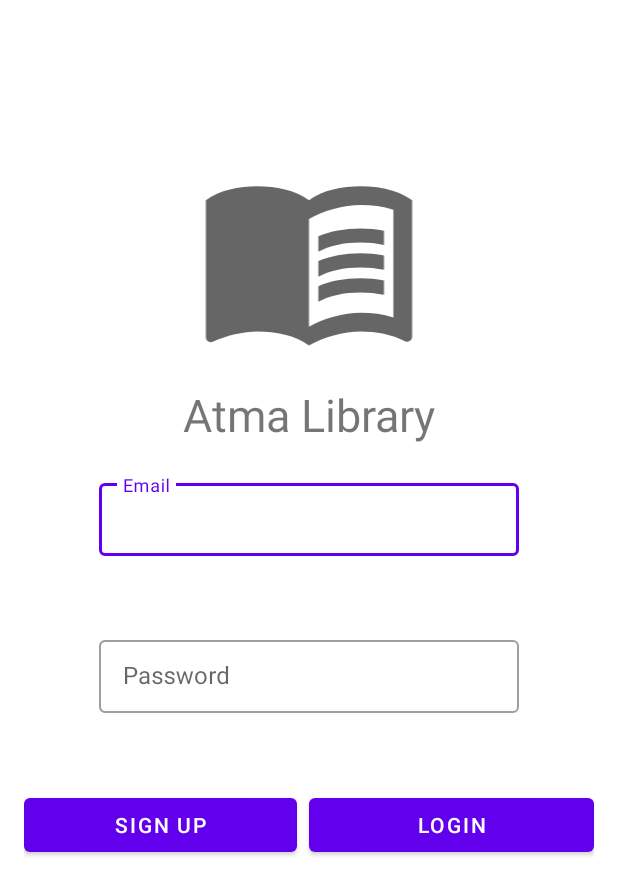
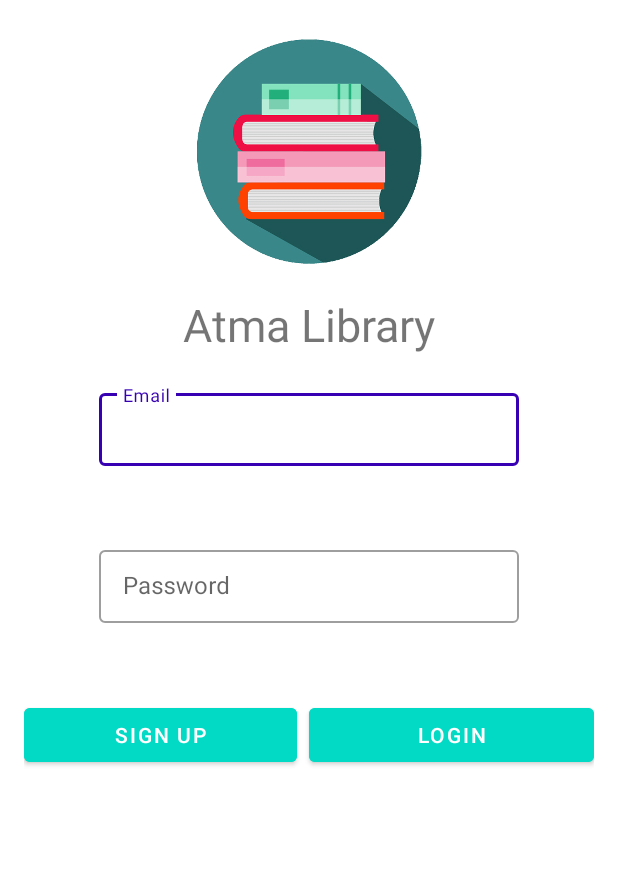
Before and after one commit to HilariusRyanAB/PBP_UAS_A_KelC, an Android app: the screen it shows after launch (LoginActivity), on a phone screen of 412 x 824 dp. Shown: the top 895 px of the screen. Run offline under Robolectric (Android 15) with nearby library versions, the phone set to English and light mode, and no system bars; our stand-ins replace Firebase (no records; nobody signed in at launch, a user with empty details on screens opened directly).

Commit message:
night mode

```diff
--- a/app/src/main/java/com/kelompokc/tubes/SplashSreenActivity.java
+++ b/app/src/main/java/com/kelompokc/tubes/SplashSreenActivity.java
@@ -18,7 +18,7 @@ public class SplashSreenActivity extends AppCompatActivity
         super.onCreate(savedInstanceState);
         setContentView(R.layout.activity_splash_sreen);
         Animation splashAnim = AnimationUtils.loadAnimation(this, R.anim.animasi);
-        ImageView imageView = findViewById(R.id.splash_logo);
+        ImageView imageView = findViewById(R.id.imageView2);
         imageView.setAnimation(splashAnim);
         new Handler().postDelayed(new Runnable() {
             @Override
--- a/app/src/main/res/layout/activity_login.xml
+++ b/app/src/main/res/layout/activity_login.xml
@@ -10,10 +10,13 @@
     android:orientation="vertical">
 
     <ImageView
-        android:layout_marginTop="80dp"
+        android:id="@+id/imageView"
         android:layout_width="match_parent"
+        android:layout_marginTop="10dp"
+        android:layout_marginBottom="10dp"
         android:layout_height="150dp"
-        android:src="@drawable/ic_baseline_menu_book_24"/>
+        app:srcCompat="@drawable/logo" />
+
 
     <TextView
         android:layout_width="match_parent"
@@ -70,6 +73,7 @@
             android:id="@+id/btnSignUp"
             android:layout_weight="0.8"
             android:text="@string/sign_up"
+            android:backgroundTint="@color/colorAccent"
             android:layout_marginEnd="8dp"
             android:layout_width="match_parent"
             android:layout_height="wrap_content"/>
@@ -78,6 +82,7 @@
             android:id="@+id/btnSignIn"
             android:layout_weight="0.8"
             android:text="@string/login"
+            android:backgroundTint="@color/colorAccent"
             android:layout_width="match_parent"
             android:layout_height="wrap_content"/>
     </LinearLayout>
--- a/app/src/main/res/values/colors.xml
+++ b/app/src/main/res/values/colors.xml
@@ -3,4 +3,6 @@
     <color name="colorPrimary">#6200EE</color>
     <color name="colorPrimaryDark">#3700B3</color>
     <color name="colorAccent">#03DAC5</color>
+
+
 </resources>
--- a/app/src/main/res/values/styles.xml
+++ b/app/src/main/res/values/styles.xml
@@ -2,9 +2,28 @@
     <!-- Base application theme. -->
     <style name="AppTheme" parent="Theme.MaterialComponents.DayNight.NoActionBar">
         <!-- Customize your theme here. -->
-        <item name="colorPrimary">@color/colorPrimary</item>
-        <item name="colorPrimaryDark">@color/colorPrimaryDark</item>
+        <item name="colorPrimary">@color/colorPrimaryDark</item>
+        <item name="colorPrimaryDark">@color/colorPrimary</item>
         <item name="colorAccent">@color/colorAccent</item>
+
+        <item name="backgroundColor">#fcfcfc</item>
+        <item name="cardbackground">#ffffff</item>
+        <item name="textcolor">#808080</item>
+        <item name="tintcolor">#000000</item>
+        <item name="buttoncolor"> #00eebb </item>
+    </style>
+
+    <style name="darkTheme" parent="Theme.MaterialComponents.DayNight.NoActionBar">
+        <!-- Customize your theme here. -->
+        <item name="colorPrimary">@color/colorPrimaryDark</item>
+        <item name="colorPrimaryDark">@color/colorPrimary</item>
+        <item name="colorAccent">@color/colorAccent</item>
+
+        <item name="backgroundColor">#303030</item>
+        <item name="cardbackground">#424242</item>
+        <item name="textcolor">#ffffff</item>
+        <item name="tintcolor">#ffffff</item>
+        <item name="buttoncolor">#00eebb</item>
     </style>
 
 </resources>
--- a/build.gradle
+++ b/build.gradle
@@ -5,7 +5,7 @@ buildscript {
         jcenter()
     }
     dependencies {
-        classpath "com.android.tools.build:gradle:4.0.1"
+        classpath 'com.android.tools.build:gradle:4.0.2'
         classpath 'com.google.gms:google-services:4.2.0'
 
         // NOTE: Do not place your application dependencies here; they belong
```
Also changed, not shown: app/src/main/res/layout/activity_splash_sreen.xml (+5 -5 lines), app/src/main/res/layout/fragment_settings.xml (+9 -0 lines), app/src/main/res/drawable/logo.png (added).
